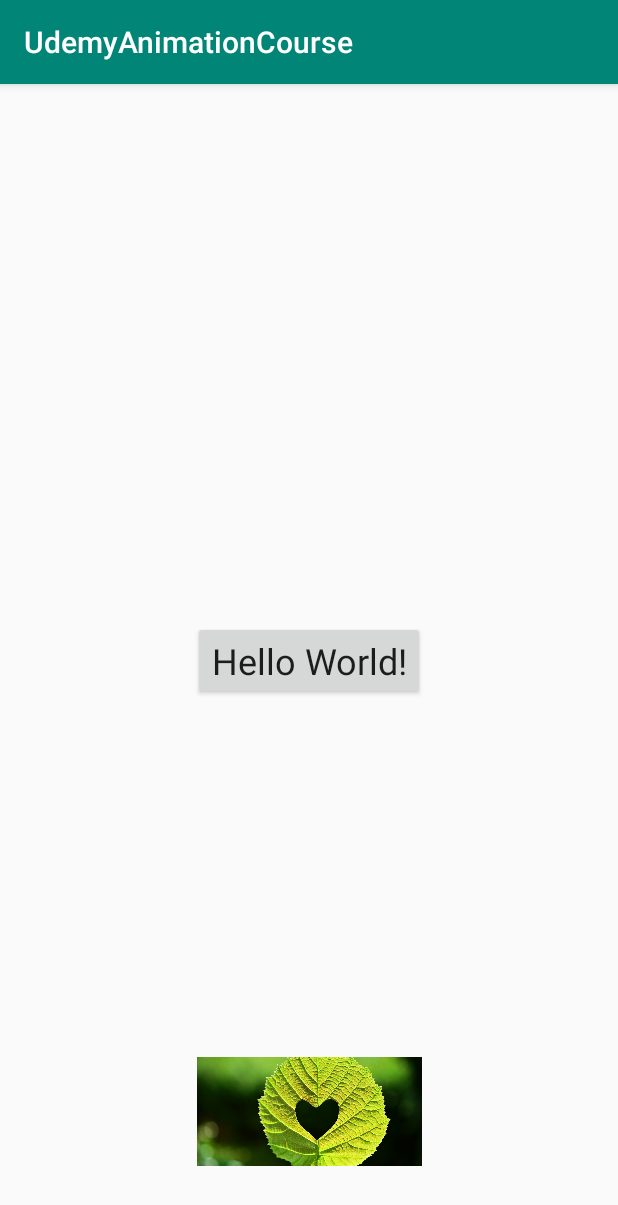
After one commit to ermolaevio/AnimationsCourse, an Android app: the AnimResourcesActivity screen opened directly, with no data from a screen before it, on a phone screen of 412 x 824 dp. The commit adds this screen. Shown: the top 1205 px of the screen. Run offline under Robolectric (Android 15) with nearby library versions, the light colour scheme and no system bars.

Commit message:
Lesson 9 load animations from resources and show

```diff
--- a/app/src/main/AndroidManifest.xml
+++ b/app/src/main/AndroidManifest.xml
@@ -25,6 +25,7 @@
         <activity android:name="com.ermolaevio.anim.ch1_constraint.constraintSet.ConstraintSetActivity" />
         <activity android:name="com.ermolaevio.anim.ch1_constraint.lesson_5_Placeholder.PlaceholderActivity" />
         <activity android:name=".ch2.lesson7_android_view_anim.ClassicAnimation" />
+        <activity android:name=".ch2.lesson9.AnimResourcesActivity" />
     </application>
 
 </manifest>
--- a/app/src/main/java/com/ermolaevio/anim/MainActivity.kt
+++ b/app/src/main/java/com/ermolaevio/anim/MainActivity.kt
@@ -9,6 +9,7 @@ import com.ermolaevio.anim.ch1_constraint.group.GroupAnimationActivity
 import com.ermolaevio.anim.ch1_constraint.group.LinearRelativeAnimationActivity
 import com.ermolaevio.anim.ch1_constraint.lesson_5_Placeholder.PlaceholderActivity
 import com.ermolaevio.anim.ch2.lesson7_android_view_anim.ClassicAnimation
+import com.ermolaevio.anim.ch2.lesson9.AnimResourcesActivity
 import kotlinx.android.synthetic.main.activity_main.*
 
 class MainActivity : AppCompatActivity() {
@@ -52,5 +53,11 @@ class MainActivity : AppCompatActivity() {
                 startActivity(this)
             }
         }
+
+        constSetBtn7.setOnClickListener {
+            Intent(this@MainActivity, AnimResourcesActivity::class.java).apply {
+                startActivity(this)
+            }
+        }
     }
 }
--- /dev/null
+++ b/app/src/main/java/com/ermolaevio/anim/ch2/lesson9/AnimResourcesActivity.kt
@@ -0,0 +1,26 @@
+package com.ermolaevio.anim.ch2.lesson9
+
+import android.os.Bundle
+import android.view.animation.AnimationUtils
+import androidx.appcompat.app.AppCompatActivity
+import com.ermolaevio.anim.R
+import kotlinx.android.synthetic.main.activity_resources.*
+
+class AnimResourcesActivity : AppCompatActivity() {
+
+
+    override fun onCreate(savedInstanceState: Bundle?) {
+        super.onCreate(savedInstanceState)
+
+        setContentView(R.layout.activity_resources)
+
+        start.setOnClickListener {
+            val anim1 = AnimationUtils.loadAnimation(this, R.anim.animate_one)
+            val anim2 = AnimationUtils.loadAnimation(this, R.anim.animate_two)
+
+            it.startAnimation(anim1)
+            heart.startAnimation(anim2)
+        }
+
+    }
+}
--- /dev/null
+++ b/app/src/main/res/anim/animate_one.xml
@@ -0,0 +1,21 @@
+<?xml version="1.0" encoding="utf-8"?>
+<set xmlns:android="http://schemas.android.com/apk/res/android"
+    android:duration="3000"
+    android:interpolator="@android:interpolator/anticipate_overshoot">
+
+    <rotate
+        android:fromDegrees="0"
+        android:pivotX="50%"
+        android:pivotY="50%"
+        android:toDegrees="1000" />
+
+    <scale
+        android:fromXScale="1"
+        android:fromYScale="1"
+        android:toXScale="3"
+        android:toYScale="3" />
+
+    <alpha
+        android:fromAlpha="1"
+        android:toAlpha="0" />
+</set>
--- /dev/null
+++ b/app/src/main/res/anim/animate_two.xml
@@ -0,0 +1,14 @@
+<?xml version="1.0" encoding="utf-8"?>
+<set xmlns:android="http://schemas.android.com/apk/res/android"
+    android:duration="3000"
+    android:interpolator="@android:interpolator/bounce">
+
+    <!--pivotX 0 - точка опоры-->
+
+    <rotate
+        android:fromDegrees="0"
+        android:pivotX="50%"
+        android:pivotY="50%"
+        android:toDegrees="-1000" />
+
+</set>
--- a/app/src/main/res/layout/activity_main.xml
+++ b/app/src/main/res/layout/activity_main.xml
@@ -54,4 +54,12 @@
         android:text="ClassicAnim"
         app:layout_constraintTop_toBottomOf="@+id/constSetBtn5" />
 
+    <Button
+        android:id="@+id/constSetBtn7"
+        android:layout_width="match_parent"
+        android:layout_height="wrap_content"
+        android:layout_marginTop="10dp"
+        android:text="AnimFromResources"
+        app:layout_constraintTop_toBottomOf="@+id/constSetBtn6" />
+
 </androidx.constraintlayout.widget.ConstraintLayout>
--- /dev/null
+++ b/app/src/main/res/layout/activity_resources.xml
@@ -0,0 +1,33 @@
+<?xml version="1.0" encoding="utf-8"?>
+<androidx.constraintlayout.widget.ConstraintLayout xmlns:android="http://schemas.android.com/apk/res/android"
+    xmlns:app="http://schemas.android.com/apk/res-auto"
+    android:layout_width="match_parent"
+    android:layout_height="match_parent"
+    android:orientation="vertical">
+
+    <Button
+        android:id="@+id/start"
+        android:layout_width="wrap_content"
+        android:layout_height="wrap_content"
+        android:text="Hello World!"
+        android:textAppearance="@style/TextAppearance.AppCompat.Headline"
+        app:layout_constraintBottom_toBottomOf="parent"
+        app:layout_constraintLeft_toLeftOf="parent"
+        app:layout_constraintRight_toRightOf="parent"
+        app:layout_constraintTop_toTopOf="parent" />
+
+    <ImageView
+        android:id="@+id/heart"
+        android:layout_width="150dp"
+        android:layout_height="150dp"
+        android:layout_marginStart="8dp"
+        android:layout_marginLeft="8dp"
+        android:layout_marginEnd="8dp"
+        android:layout_marginRight="8dp"
+        android:layout_marginBottom="8dp"
+        app:layout_constraintBottom_toBottomOf="parent"
+        app:layout_constraintEnd_toEndOf="parent"
+        app:layout_constraintStart_toStartOf="parent"
+        app:srcCompat="@drawable/heart" />
+
+</androidx.constraintlayout.widget.ConstraintLayout>
```
Also changed, not shown: app/src/main/res/drawable/heart.jpg (added).
